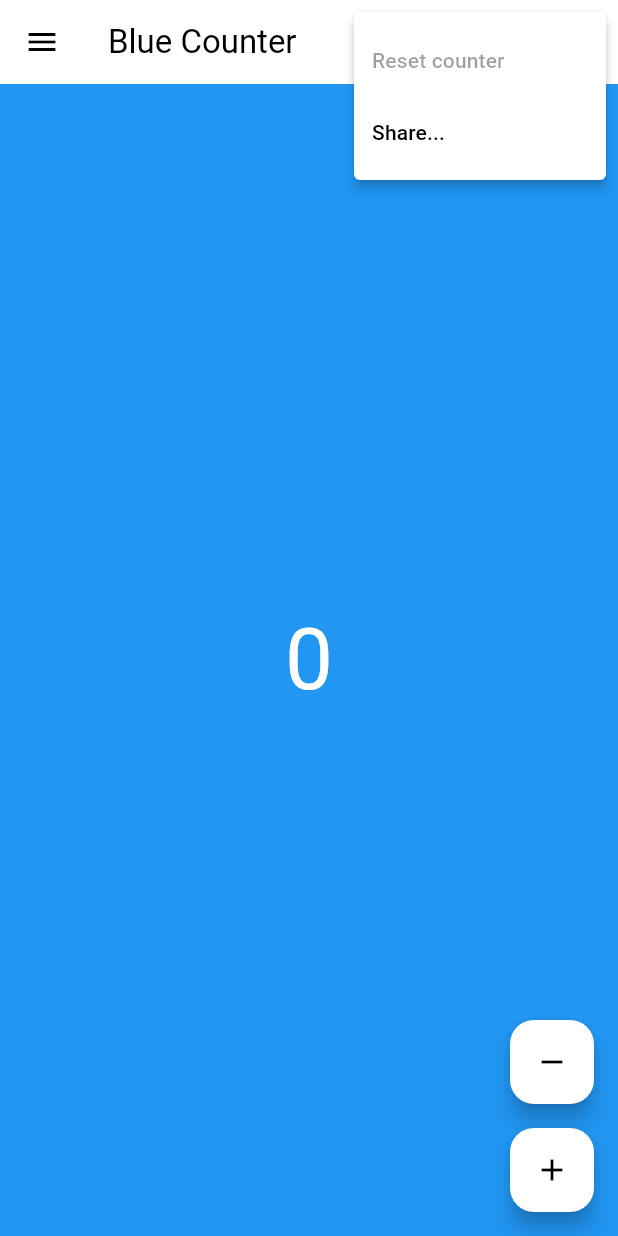
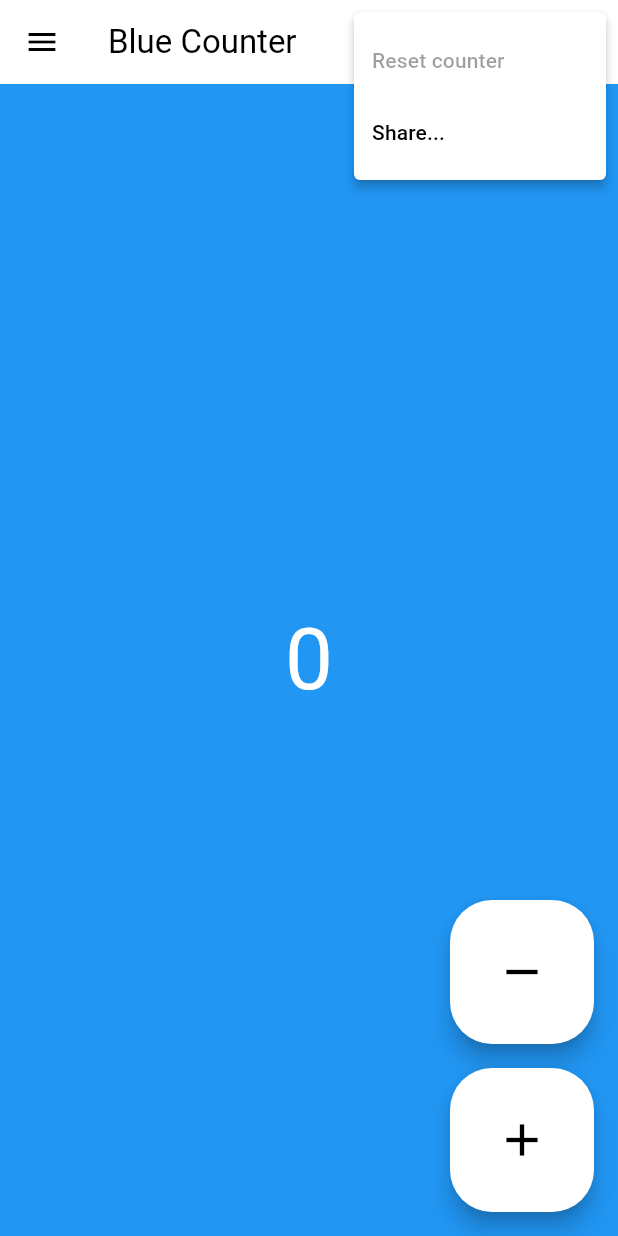
Before and after one commit to Appliberated/hello_world_counters, a Flutter app: the screen it shows after launch, after a tap on the "more vert" icon, on a phone screen of 412 x 824 dp. Run offline on Flutter 3.47's test engine with Material 3 defaults, Android fonts, the phone set to English and light mode, and no system bars; our stand-ins replace share_plus, shared_preferences.

Commit message:
Try to improve the UI with larger FABs
+ try to improve spacing and layout on larger screens

```diff
--- a/lib/main.dart
+++ b/lib/main.dart
@@ -8,12 +8,12 @@ import 'common/app_strings.dart';
 import 'screens/home.dart';
 
 void main() {
-  runApp(const CountersApp());
+  runApp(const HelloWorldCountersApp());
 }
 
 /// The app widget.
-class CountersApp extends StatelessWidget {
-  const CountersApp({super.key});
+class HelloWorldCountersApp extends StatelessWidget {
+  const HelloWorldCountersApp({super.key});
 
   @override
   Widget build(BuildContext context) {
--- a/lib/screens/home.dart
+++ b/lib/screens/home.dart
@@ -108,6 +108,7 @@ class _HomeScreenState extends State<HomeScreen> {
   @override
   Widget build(BuildContext context) {
     final bool isPortrait = MediaQuery.of(context).size.height >= 500;
+    final bool isLargeScreen = MediaQuery.of(context).size.longestSide >= 1024;
 
     final CounterDisplay counterDisplay = CounterDisplay(
       value: _counters.current.value,
@@ -124,7 +125,8 @@ class _HomeScreenState extends State<HomeScreen> {
               child: counterDisplay,
             )
           : counterDisplay,
-      floatingActionButton: !(_appSettings.counterTapMode) ? _buildFABs(isPortrait) : null,
+      floatingActionButton:
+          !(_appSettings.counterTapMode) ? _buildFABs(isPortrait, isLargeScreen) : null,
     );
   }
 
@@ -165,25 +167,31 @@ class _HomeScreenState extends State<HomeScreen> {
   }
 
   /// Builds the two main floating action buttons for increment and decrement.
-  Widget _buildFABs(bool isPortrait) {
-    return Flex(
+  Widget _buildFABs(bool isPortrait, bool isLargeScreen) {
+    return Padding(
+      // We're giving the FABs a bit more breathing room on larger screens
+      padding: isLargeScreen
+          ? const EdgeInsets.only(bottom: 16.0, right: 16.0)
+          : const EdgeInsets.all(0.0),
+      child: Flex(
         direction: isPortrait ? Axis.vertical : Axis.horizontal,
         mainAxisAlignment: MainAxisAlignment.end,
         children: <Widget>[
-        FloatingActionButton(
+          FloatingActionButton.large(
             heroTag: AppStrings.decrementHeroTag,
             onPressed: () => setState(() => _counters.current.decrement()),
             tooltip: AppStrings.decrementTooltip,
             child: const Icon(Icons.remove),
           ),
           isPortrait ? const SizedBox(height: 16.0) : const SizedBox(width: 16.0),
-        FloatingActionButton(
+          FloatingActionButton.large(
             heroTag: AppStrings.incrementHeroTag,
             onPressed: () => setState(() => _counters.current.increment()),
             tooltip: AppStrings.incrementTooltip,
             child: const Icon(Icons.add),
           )
         ],
+      ),
     );
   }
 }
```
Also changed, not shown: lib/screens/settings_screen.dart (+18 -3 lines), 1 other file. Lines whose indentation alone changed are shown as unchanged.
